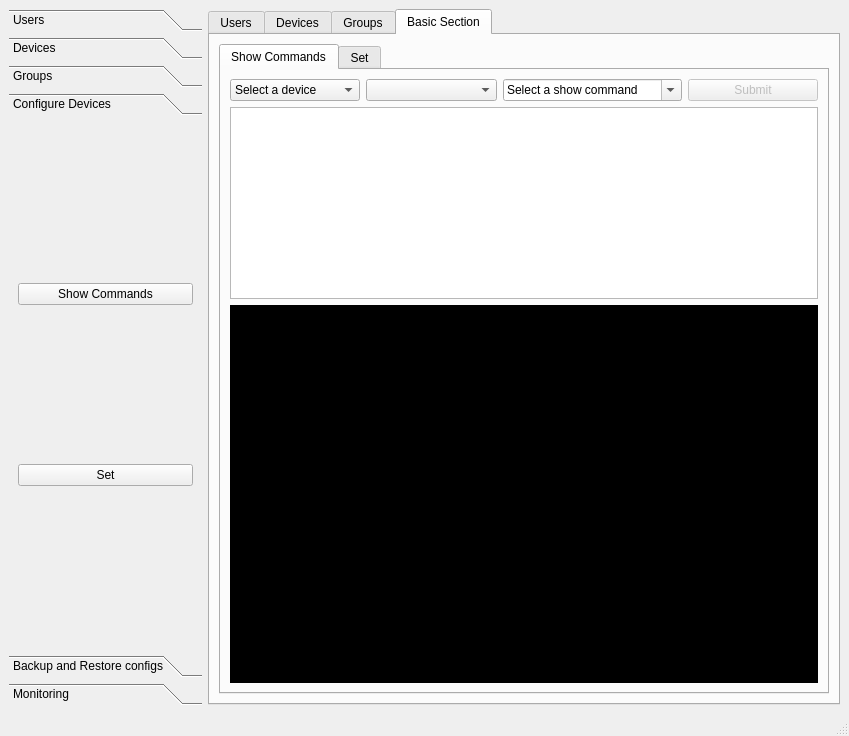
saad909/cnsrc, file main.ui: the form before one commit.
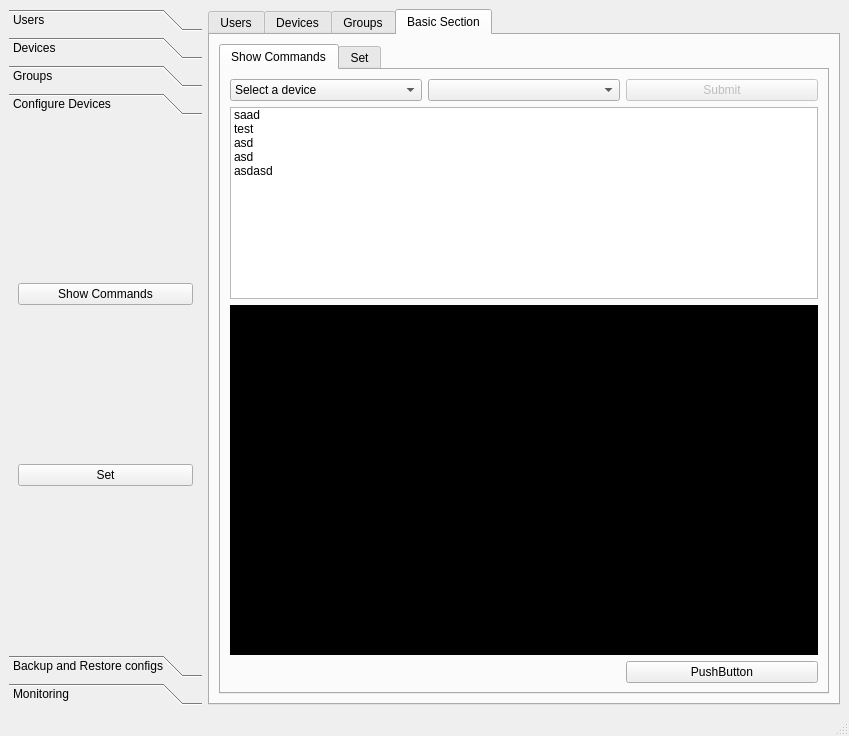
The form after the commit. The open tabs and pages were chosen to show the change.

Commit message: done - show commnads gui submit button enable at right time

```diff
--- a/main.ui
+++ b/main.ui
@@ -7,7 +7,7 @@
     <x>0</x>
     <y>0</y>
     <width>849</width>
-    <height>700</height>
+    <height>730</height>
    </rect>
   </property>
   <property name="sizePolicy">
@@ -1716,6 +1716,26 @@
             <string>Show Commands</string>
            </attribute>
            <layout class="QGridLayout" name="gridLayout_23">
+            <item row="2" column="0" colspan="3">
+             <widget class="QTextEdit" name="config_show_te_cmds_output">
+              <property name="sizePolicy">
+               <sizepolicy hsizetype="Minimum" vsizetype="Expanding">
+                <horstretch>0</horstretch>
+                <verstretch>0</verstretch>
+               </sizepolicy>
+              </property>
+              <property name="styleSheet">
+               <string notr="true">background-color: rgb(0, 0, 0);
+color: rgb(0, 255, 0);</string>
+              </property>
+              <property name="readOnly">
+               <bool>true</bool>
+              </property>
+             </widget>
+            </item>
+            <item row="0" column="1">
+             <widget class="QComboBox" name="cb_bt_all_groups"/>
+            </item>
             <item row="0" column="0">
              <widget class="QComboBox" name="cb_bt_all_devices">
               <item>
@@ -1725,50 +1745,52 @@
               </item>
              </widget>
             </item>
-            <item row="0" column="1">
-             <widget class="QComboBox" name="cb_bt_all_groups"/>
+            <item row="1" column="0" colspan="3">
+             <widget class="QListWidget" name="g_edit_group_members_2">
+              <property name="sizePolicy">
+               <sizepolicy hsizetype="Expanding" vsizetype="Maximum">
+                <horstretch>0</horstretch>
+                <verstretch>0</verstretch>
+               </sizepolicy>
+              </property>
+              <property name="selectionMode">
+               <enum>QAbstractItemView::MultiSelection</enum>
+              </property>
+              <item>
+               <property name="text">
+                <string>saad</string>
+               </property>
+              </item>
+              <item>
+               <property name="text">
+                <string>test</string>
+               </property>
+              </item>
+              <item>
+               <property name="text">
+                <string>asd</string>
+               </property>
+              </item>
+              <item>
+               <property name="text">
+                <string>asd</string>
+               </property>
+              </item>
+              <item>
+               <property name="text">
+                <string>asdasd</string>
+               </property>
+              </item>
+             </widget>
+            </item>
+            <item row="3" column="2">
+             <widget class="QPushButton" name="pushButton">
+              <property name="text">
+               <string>PushButton</string>
+              </property>
+             </widget>
             </item>
             <item row="0" column="2">
-             <widget class="QComboBox" name="cb_bt_all_commands">
-              <property name="editable">
-               <bool>true</bool>
-              </property>
-              <property name="maxVisibleItems">
-               <number>10</number>
-              </property>
-              <item>
-               <property name="text">
-                <string>Select a show command</string>
-               </property>
-              </item>
-              <item>
-               <property name="text">
-                <string>running config</string>
-               </property>
-              </item>
-              <item>
-               <property name="text">
-                <string>startup config</string>
-               </property>
-              </item>
-              <item>
-               <property name="text">
-                <string>all interfaces configurations</string>
-               </property>
-              </item>
-              <item>
-               <property name="text">
-                <string>clock</string>
-               </property>
-              </item>
-              <item>
-               <property name="text">
-                <string>version</string>
-               </property>
-              </item>
-             </widget>
-            </item>
-            <item row="0" column="3">
              <widget class="QPushButton" name="config_show_btn_submit">
               <property name="enabled">
                <bool>false</bool>
@@ -1778,36 +1800,6 @@
               </property>
              </widget>
             </item>
-            <item row="1" column="0" colspan="4">
-             <widget class="QListWidget" name="g_edit_group_members_2">
-              <property name="sizePolicy">
-               <sizepolicy hsizetype="Expanding" vsizetype="Maximum">
-                <horstretch>0</horstretch>
-                <verstretch>0</verstretch>
-               </sizepolicy>
-              </property>
-              <property name="selectionMode">
-               <enum>QAbstractItemView::MultiSelection</enum>
-              </property>
-             </widget>
-            </item>
-            <item row="2" column="0" colspan="4">
-             <widget class="QTextEdit" name="config_show_te_cmds_output">
-              <property name="sizePolicy">
-               <sizepolicy hsizetype="Minimum" vsizetype="Expanding">
-                <horstretch>0</horstretch>
-                <verstretch>0</verstretch>
-               </sizepolicy>
-              </property>
-              <property name="styleSheet">
-               <string notr="true">background-color: rgb(0, 0, 0);
-color: rgb(0, 255, 0);</string>
-              </property>
-              <property name="readOnly">
-               <bool>true</bool>
-              </property>
-             </widget>
-            </item>
            </layout>
           </widget>
           <widget class="QWidget" name="tab_6">
```
Left out of the diff: 68 changed lines with no effect on the pictures. The commit also changes 6 other files.
